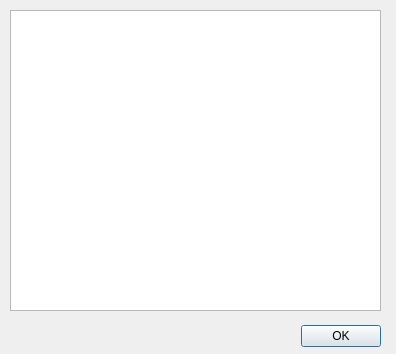
Before: the Qt Designer form src/aboutdialog.ui in ricardoquesada/vchar64, drawn with Qt 5.
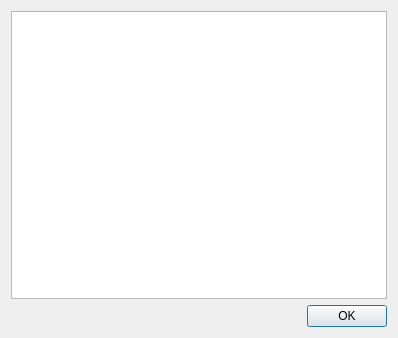
After: the same form once the commit is applied.

Commit message: autolayout in about

Diff of the .ui file:
```diff
--- a/src/aboutdialog.ui
+++ b/src/aboutdialog.ui
@@ -6,22 +6,22 @@
    <rect>
     <x>0</x>
     <y>0</y>
-    <width>396</width>
-    <height>354</height>
+    <width>398</width>
+    <height>338</height>
    </rect>
   </property>
+  <property name="sizePolicy">
+   <sizepolicy hsizetype="Maximum" vsizetype="Maximum">
+    <horstretch>0</horstretch>
+    <verstretch>0</verstretch>
+   </sizepolicy>
+  </property>
   <property name="windowTitle">
    <string>About</string>
   </property>
+  <layout class="QVBoxLayout" name="verticalLayout">
+   <item>
   <widget class="QTextBrowser" name="textBrowser">
-   <property name="geometry">
-    <rect>
-     <x>10</x>
-     <y>10</y>
-     <width>371</width>
-     <height>301</height>
-    </rect>
-   </property>
    <property name="frameShape">
     <enum>QFrame::StyledPanel</enum>
    </property>
@@ -29,15 +29,8 @@
     <bool>true</bool>
    </property>
   </widget>
-  <widget class="QWidget" name="horizontalLayoutWidget">
-   <property name="geometry">
-    <rect>
-     <x>10</x>
-     <y>320</y>
-     <width>371</width>
-     <height>32</height>
-    </rect>
-   </property>
+   </item>
+   <item>
    <layout class="QHBoxLayout" name="horizontalLayout">
     <item>
      <spacer name="horizontalSpacer">
@@ -60,7 +53,8 @@
      </widget>
     </item>
    </layout>
-  </widget>
+   </item>
+  </layout>
  </widget>
  <resources/>
  <connections>
```
Lines whose indentation alone changed are shown as unchanged.
